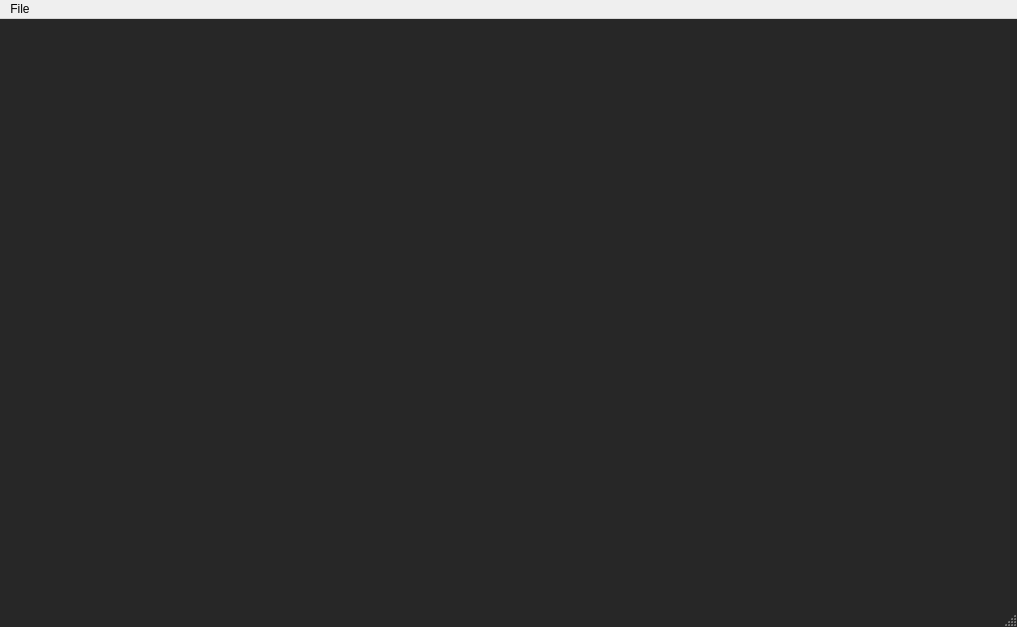
Qt form NoteBlock/main_window.ui (vince-exe/NoteBlock) before a commit.
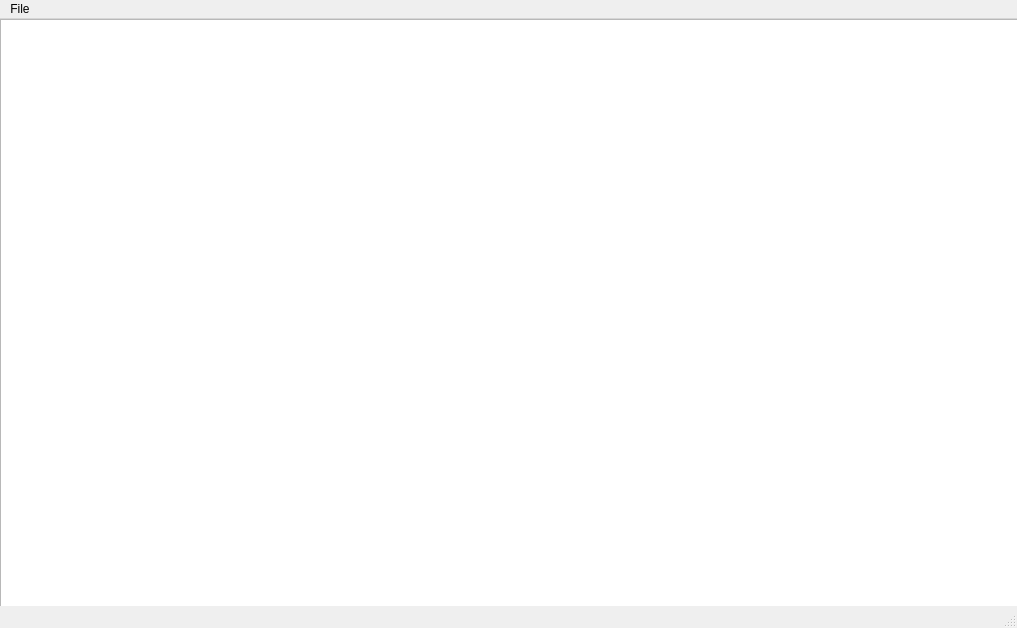
The same form after that commit.

Patch:
```diff
--- a/NoteBlock/main_window.ui
+++ b/NoteBlock/main_window.ui
@@ -7,19 +7,36 @@
     <x>0</x>
     <y>0</y>
     <width>1017</width>
-    <height>627</height>
+    <height>628</height>
    </rect>
   </property>
+  <property name="minimumSize">
+   <size>
+    <width>398</width>
+    <height>254</height>
+   </size>
+  </property>
   <property name="windowTitle">
    <string>NoteBlock</string>
   </property>
   <property name="styleSheet">
-   <string notr="true">QMainWindow {
-	
-	background-color: rgb(39, 39, 39);
-}</string>
+   <string notr="true"/>
   </property>
-  <widget class="QWidget" name="centralwidget"/>
+  <widget class="QWidget" name="centralwidget">
+   <widget class="QPlainTextEdit" name="plainTextEdit">
+    <property name="geometry">
+     <rect>
+      <x>0</x>
+      <y>0</y>
+      <width>1021</width>
+      <height>601</height>
+     </rect>
+    </property>
+    <property name="styleSheet">
+     <string notr="true"/>
+    </property>
+   </widget>
+  </widget>
   <widget class="QMenuBar" name="menubar">
    <property name="geometry">
     <rect>
```
